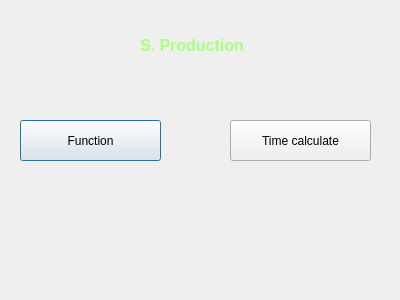
Sapfir0/QT_PROJECT, file secondwindow.ui: the form before one commit.
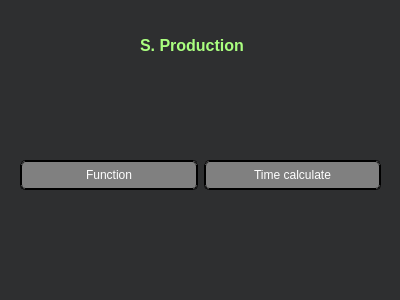
The form after the commit.

The edit to the form file:
```diff
--- a/secondwindow.ui
+++ b/secondwindow.ui
@@ -13,32 +13,9 @@
   <property name="windowTitle">
    <string>Dialog</string>
   </property>
-  <widget class="QPushButton" name="function_button">
-   <property name="geometry">
-    <rect>
-     <x>20</x>
-     <y>120</y>
-     <width>141</width>
-     <height>41</height>
-    </rect>
-   </property>
-   <property name="text">
-    <string>Function</string>
-   </property>
-  </widget>
-  <widget class="QPushButton" name="time_calculate">
-   <property name="geometry">
-    <rect>
-     <x>230</x>
-     <y>120</y>
-     <width>141</width>
-     <height>41</height>
-    </rect>
-   </property>
-   <property name="text">
-    <string>Time calculate</string>
-   </property>
-  </widget>
+  <property name="styleSheet">
+   <string notr="true">background-color: #2E2F30;</string>
+  </property>
   <widget class="QLabel" name="label">
    <property name="geometry">
     <rect>
@@ -48,10 +25,99 @@
      <height>31</height>
     </rect>
    </property>
+   <property name="styleSheet">
+    <string notr="true">color: grey;</string>
+   </property>
    <property name="text">
     <string>&lt;html&gt;&lt;head/&gt;&lt;body&gt;&lt;p&gt;&lt;span style=&quot; font-size:12pt; font-weight:600; color:#aaff7f;&quot;&gt;S. Production&lt;/span&gt;&lt;/p&gt;&lt;/body&gt;&lt;/html&gt;</string>
    </property>
   </widget>
+  <widget class="QWidget" name="horizontalLayoutWidget">
+   <property name="geometry">
+    <rect>
+     <x>20</x>
+     <y>80</y>
+     <width>361</width>
+     <height>191</height>
+    </rect>
+   </property>
+   <layout class="QHBoxLayout" name="horizontalLayout">
+    <item>
+     <widget class="QPushButton" name="function_button">
+      <property name="minimumSize">
+       <size>
+        <width>92</width>
+        <height>21</height>
+       </size>
+      </property>
+      <property name="maximumSize">
+       <size>
+        <width>472</width>
+        <height>30</height>
+       </size>
+      </property>
+      <property name="styleSheet">
+       <string notr="true">QPushButton { 
+background-color: grey;
+border: 2px double black;
+border-radius: 5px;
+color: white;
+ max-width: 36em;
+
+ max-height: 2em;
+}
+QPushButton:hover {
+background-color: white;;
+color: black;
+}
+
+
+</string>
+      </property>
+      <property name="text">
+       <string>Function</string>
+      </property>
+     </widget>
+    </item>
+    <item>
+     <widget class="QPushButton" name="time_calculate">
+      <property name="minimumSize">
+       <size>
+        <width>91</width>
+        <height>21</height>
+       </size>
+      </property>
+      <property name="maximumSize">
+       <size>
+        <width>472</width>
+        <height>30</height>
+       </size>
+      </property>
+      <property name="styleSheet">
+       <string notr="true">QPushButton { 
+background-color: grey;
+border: 2px double black;
+border-radius: 5px;
+color: white;
+ max-width: 36em;
+
+ max-height: 2em;
+}
+QPushButton:hover {
+background-color: white;;
+color: black;
+}
+
+
+</string>
+      </property>
+      <property name="text">
+       <string>Time calculate</string>
+      </property>
+     </widget>
+    </item>
+   </layout>
+  </widget>
  </widget>
  <resources/>
  <connections/>
```
